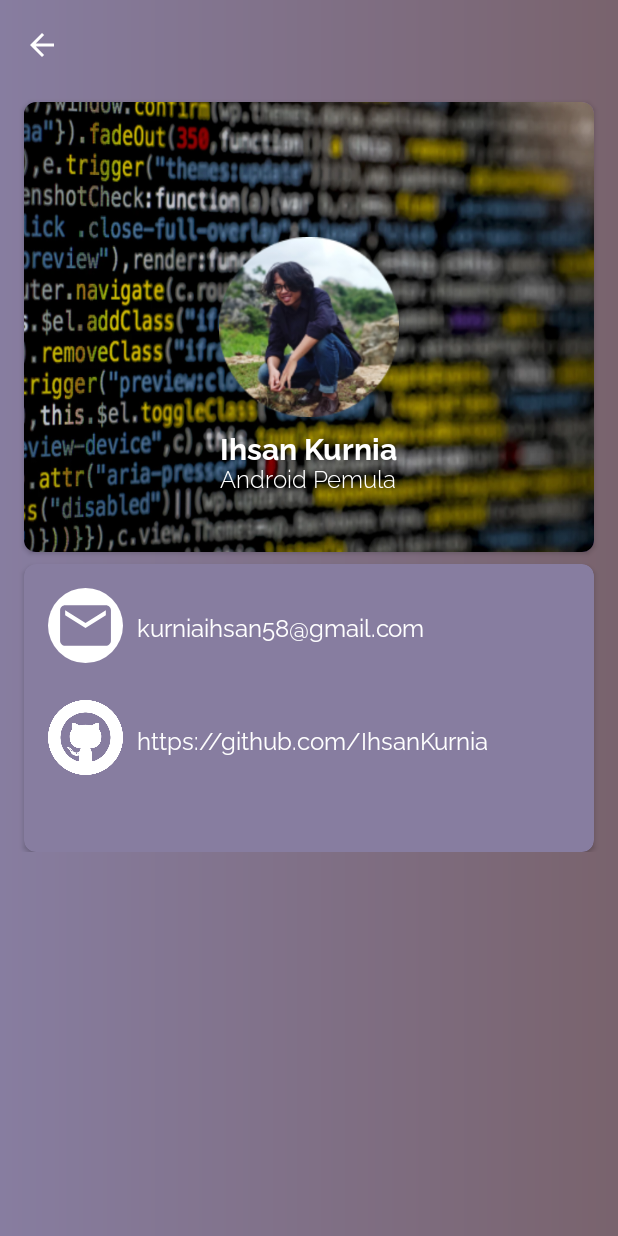
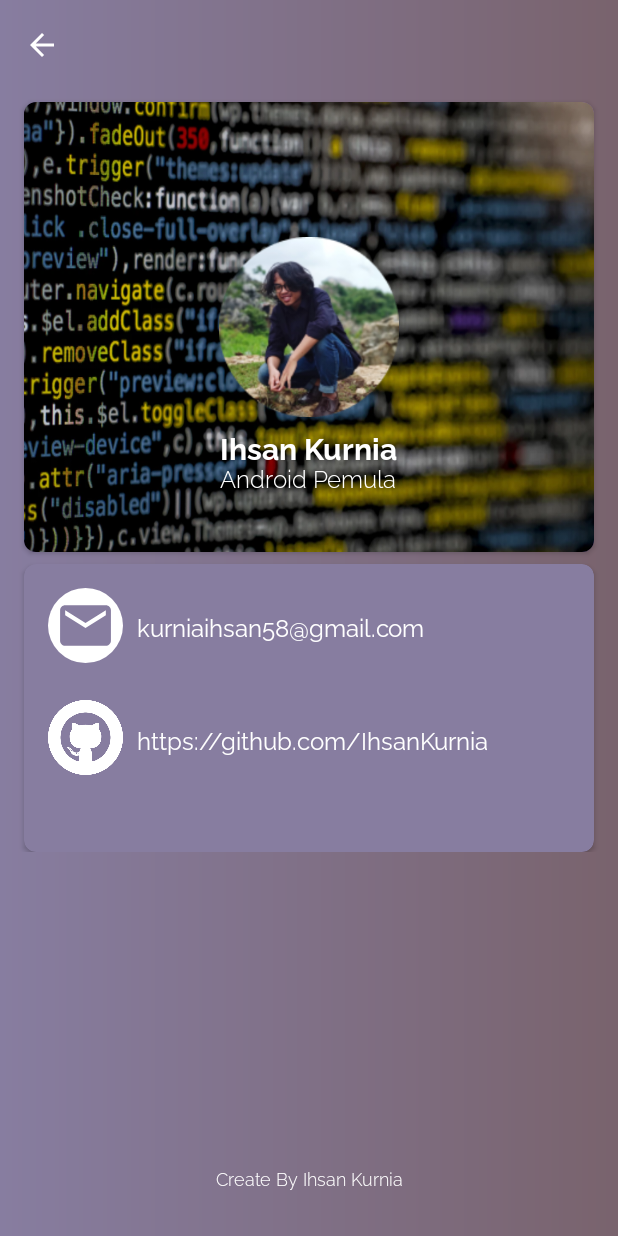
Before and after one commit to IhsanKurnia/GearBoxShop, an Android app: the AboutActivity screen opened directly, with no data from a screen before it, on a phone screen of 412 x 824 dp. Run offline under Robolectric (Android 15) with nearby library versions, the phone set to English and light mode, and no system bars.

Commit message:
Tinggal submit malam bersama kang angga

```diff
--- a/app/src/main/res/layout/activity_about.xml
+++ b/app/src/main/res/layout/activity_about.xml
@@ -29,7 +29,7 @@
 
     <RelativeLayout
         android:layout_width="match_parent"
-        android:layout_height="match_parent"
+        android:layout_height="wrap_content"
         android:background="@drawable/bg_latar"
         android:gravity="center_vertical"
         android:orientation="horizontal">
@@ -96,8 +96,8 @@
             <LinearLayout
                 android:layout_width="match_parent"
                 android:layout_height="200dp"
-                android:orientation="vertical"
-                android:background="@drawable/bg_latar">
+                android:background="@drawable/bg_latar"
+                android:orientation="vertical">
 
                 <androidx.cardview.widget.CardView
                     android:layout_width="match_parent"
@@ -106,8 +106,8 @@
                     android:layout_marginStart="16dp"
                     android:layout_marginTop="8dp"
                     android:layout_marginEnd="16dp"
+                    android:paddingBottom="20dp"
                     app:cardBackgroundColor="@color/ungu12"
-                    android:paddingBottom="20dp"
                     app:cardCornerRadius="8dp">
 
                     <ImageView
@@ -149,8 +149,23 @@
                         android:textSize="16dp" />
                 </androidx.cardview.widget.CardView>
             </LinearLayout>
+        </LinearLayout>
 
-        </LinearLayout>
+        <TextView
+            android:layout_width="match_parent"
+            android:layout_height="wrap_content"
+            android:layout_alignParentStart="true"
+            android:layout_alignParentEnd="true"
+            android:layout_alignParentBottom="true"
+            android:layout_marginStart="130dp"
+            android:layout_marginEnd="130dp"
+            android:layout_marginBottom="450dp"
+            android:fontFamily="@font/raleway_light"
+            android:textSize="12sp"
+            android:gravity="center"
+            android:paddingBottom="30dp"
+            android:text="Create By Ihsan Kurnia"
+            android:textColor="#fff" />
     </RelativeLayout>
 
 </LinearLayout>
--- a/app/src/main/res/layout/activity_detail.xml
+++ b/app/src/main/res/layout/activity_detail.xml
@@ -4,7 +4,7 @@
     xmlns:tools="http://schemas.android.com/tools"
     android:layout_width="match_parent"
     android:layout_height="match_parent"
-    android:background="@drawable/bg_latar"
+    android:background="@color/ungu12"
     android:orientation="vertical"
     tools:context=".DetailMobilActivity">
 
@@ -12,7 +12,7 @@
     <LinearLayout
         android:layout_width="match_parent"
         android:layout_height="59dp"
-        android:background="@drawable/bg_latar"
+        android:background="@color/ungu12"
         android:gravity="center_vertical"
         android:orientation="horizontal">
 
@@ -49,7 +49,7 @@
             android:layout_width="match_parent"
             android:layout_height="match_parent"
             android:layout_gravity="center_horizontal"
-            android:layout_marginTop="8dp"
+            android:layout_marginTop="2dp"
             android:orientation="vertical"
             android:paddingBottom="20dp">
 
--- a/app/src/main/res/layout/activity_splash.xml
+++ b/app/src/main/res/layout/activity_splash.xml
@@ -1,11 +1,12 @@
 <?xml version="1.0" encoding="utf-8"?>
 <LinearLayout xmlns:android="http://schemas.android.com/apk/res/android"
     xmlns:tools="http://schemas.android.com/tools"
+    android:id="@+id/sp"
     android:layout_width="match_parent"
     android:layout_height="match_parent"
+    android:background="@drawable/bg_latar"
     android:gravity="center"
     android:orientation="vertical"
-    android:background="@drawable/bg_latar"
     tools:context=".SplashActivity">
 
     <ImageView
@@ -18,19 +19,21 @@
         android:layout_width="wrap_content"
         android:layout_height="wrap_content"
         android:layout_margin="2dp"
+        android:fontFamily="@font/raleway_medium"
         android:padding="5dp"
         android:text="GearBoxShop"
         android:textColor="#FDFDFD"
-        android:fontFamily="@font/raleway_medium"
         android:textSize="20sp" />
+
 
     <TextView
         android:layout_width="wrap_content"
         android:layout_height="wrap_content"
-        android:textAlignment="center"
         android:fontFamily="@font/raleway_thin"
         android:text="Create By: Ihsan Kurnia"
+        android:textAlignment="center"
         android:textColor="#fff"
         android:textSize="14dp" />
 
+
 </LinearLayout>
```
